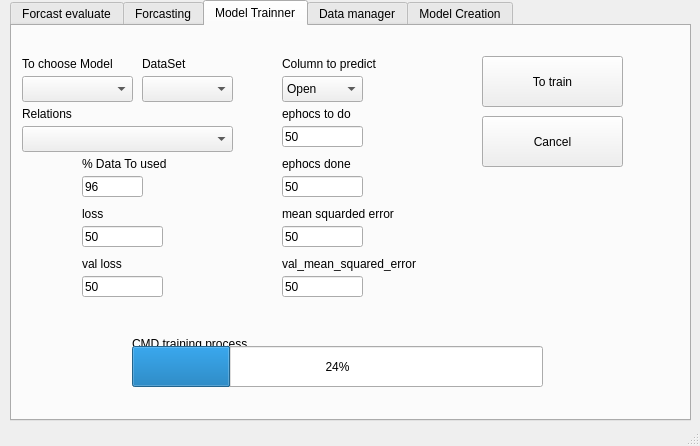
Above: QT_Files/GUI_FFT_LSTM_Stock.ui from eduardo-trejo-es/LSTM_GUI_DB before the change. Below: the same form after it.
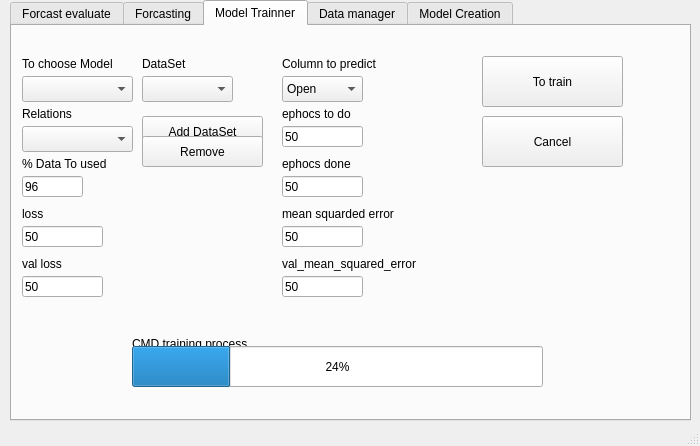
That is the form after the change. The open tabs and pages were chosen to show the change.

```diff
--- a/QT_Files/GUI_FFT_LSTM_Stock.ui
+++ b/QT_Files/GUI_FFT_LSTM_Stock.ui
@@ -706,7 +706,7 @@
      <widget class="QLineEdit" name="MoTr_txtLine_PercentDataSet">
       <property name="geometry">
        <rect>
-        <x>70</x>
+        <x>10</x>
         <y>150</y>
         <width>61</width>
         <height>21</height>
@@ -719,7 +719,7 @@
      <widget class="QLabel" name="MoTr_lbl_PercentDataset">
       <property name="geometry">
        <rect>
-        <x>70</x>
+        <x>10</x>
         <y>130</y>
         <width>111</width>
         <height>16</height>
@@ -865,7 +865,7 @@
      <widget class="QLineEdit" name="MoTr_txtLine_ephocs_3">
       <property name="geometry">
        <rect>
-        <x>70</x>
+        <x>10</x>
         <y>200</y>
         <width>81</width>
         <height>21</height>
@@ -891,7 +891,7 @@
      <widget class="QLineEdit" name="MoTr_txtLine_ephocs_5">
       <property name="geometry">
        <rect>
-        <x>70</x>
+        <x>10</x>
         <y>250</y>
         <width>81</width>
         <height>21</height>
@@ -917,7 +917,7 @@
      <widget class="QLabel" name="MoTr_lbl_DataSet_4">
       <property name="geometry">
        <rect>
-        <x>70</x>
+        <x>10</x>
         <y>180</y>
         <width>91</width>
         <height>16</height>
@@ -943,7 +943,7 @@
      <widget class="QLabel" name="MoTr_lbl_DataSet_6">
       <property name="geometry">
        <rect>
-        <x>70</x>
+        <x>10</x>
         <y>230</y>
         <width>91</width>
         <height>16</height>
@@ -984,7 +984,7 @@
        <rect>
         <x>10</x>
         <y>100</y>
-        <width>211</width>
+        <width>111</width>
         <height>26</height>
        </rect>
       </property>
@@ -1002,6 +1002,32 @@
        <string>Relations</string>
       </property>
      </widget>
+     <widget class="QPushButton" name="MoTr_btn_add_Ds">
+      <property name="geometry">
+       <rect>
+        <x>130</x>
+        <y>90</y>
+        <width>121</width>
+        <height>31</height>
+       </rect>
+      </property>
+      <property name="text">
+       <string>Add DataSet</string>
+      </property>
+     </widget>
+     <widget class="QPushButton" name="MoTr_btn_Rmv_Ds">
+      <property name="geometry">
+       <rect>
+        <x>130</x>
+        <y>110</y>
+        <width>121</width>
+        <height>31</height>
+       </rect>
+      </property>
+      <property name="text">
+       <string>Remove</string>
+      </property>
+     </widget>
     </widget>
     <widget class="QWidget" name="Data_Manager_tab">
      <attribute name="title">
```
Left out of the diff: 32 changed lines with no effect on the pictures.
